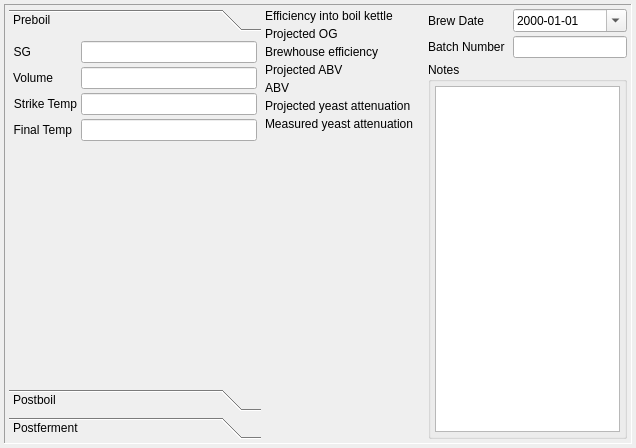
Brewken/brewken, file ui/brewLogWidget.ui: the form before one commit.
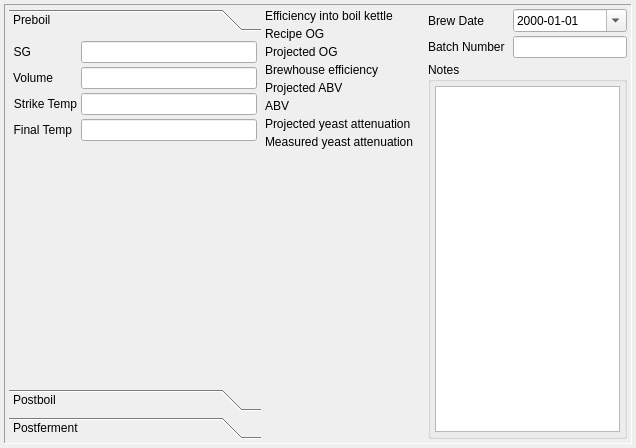
The form after the commit. Icons and pictures are not drawn. Custom widgets are drawn as their Qt base class.

Commit message: Merge Salt into Misc; Add water profiles to recipe; Initial support for DotBeer file format; Tidy up BrewLog

What changed in the file:
```diff
--- a/ui/brewLogWidget.ui
+++ b/ui/brewLogWidget.ui
@@ -397,28 +397,48 @@
                </property>
               </widget>
              </item>
-             <item row="1" column="0">
-              <widget class="SmartLabel" name="label_projectedOg">
+             <item row="2" column="0">
+              <widget class="SmartLabel" name="label_expectedOriginalGravity">
                <property name="contextMenuPolicy">
                 <enum>Qt::CustomContextMenu</enum>
                </property>
                <property name="statusTip">
-                <string>Expected OG, based on measured FG</string>
+                <string>Expected OG, based on recipe</string>
+               </property>
+               <property name="text">
+                <string>Recipe OG</string>
+               </property>
+              </widget>
+             </item>
+             <item row="2" column="1">
+              <widget class="SmartDigitWidget" name="lcdnumber_expectedOriginalGravity">
+               <property name="text">
+                <string/>
+               </property>
+              </widget>
+             </item>
+             <item row="4" column="0">
+              <widget class="SmartLabel" name="label_forecastOriginalGravity">
+               <property name="contextMenuPolicy">
+                <enum>Qt::CustomContextMenu</enum>
+               </property>
+               <property name="statusTip">
+                <string>Projected OG, based on measured pre-boil gravity</string>
                </property>
                <property name="text">
                 <string>Projected OG</string>
                </property>
               </widget>
              </item>
-             <item row="1" column="1">
-              <widget class="SmartDigitWidget" name="lcdnumber_projectedOG">
+             <item row="4" column="1">
+              <widget class="SmartDigitWidget" name="lcdnumber_forecastOriginalGravity">
                <property name="text">
                 <string/>
                </property>
               </widget>
              </item>
-             <item row="2" column="0">
-              <widget class="QLabel" name="label_brewHouseEff">
+             <item row="6" column="0">
+              <widget class="QLabel" name="label_computedEfficiency">
                <property name="statusTip">
                 <string>Brewhouse efficiency</string>
                </property>
@@ -427,15 +447,15 @@
                </property>
               </widget>
              </item>
-             <item row="2" column="1">
-              <widget class="SmartDigitWidget" name="lcdnumber_brewhouseEff">
+             <item row="6" column="1">
+              <widget class="SmartDigitWidget" name="lcdnumber_computedEfficiency">
                <property name="text">
                 <string/>
                </property>
               </widget>
              </item>
-             <item row="3" column="0">
-              <widget class="QLabel" name="label_projectedAbv">
+             <item row="8" column="0">
+              <widget class="QLabel" name="label_expectedAlcoholByVolume">
                <property name="statusTip">
                 <string>Expected ABV based on recipe OG</string>
                </property>
@@ -444,15 +464,15 @@
                </property>
               </widget>
              </item>
-             <item row="3" column="1">
-              <widget class="SmartDigitWidget" name="lcdnumber_projABV">
+             <item row="8" column="1">
+              <widget class="SmartDigitWidget" name="lcdnumber_expectedAlcoholByVolume">
                <property name="text">
                 <string/>
                </property>
               </widget>
              </item>
-             <item row="4" column="0">
-              <widget class="QLabel" name="label_Abv">
+             <item row="10" column="0">
+              <widget class="QLabel" name="label_computedAlcoholByVolume">
                <property name="statusTip">
                 <string>ABV based on user-reported FG</string>
                </property>
@@ -461,15 +481,15 @@
                </property>
               </widget>
              </item>
-             <item row="4" column="1">
-              <widget class="SmartDigitWidget" name="lcdnumber_abv">
+             <item row="10" column="1">
+              <widget class="SmartDigitWidget" name="lcdnumber_computedAlcoholByVolume">
                <property name="text">
                 <string/>
                </property>
               </widget>
              </item>
-             <item row="5" column="0">
-              <widget class="QLabel" name="label_yeastProjAtten">
+             <item row="12" column="0">
+              <widget class="QLabel" name="label_expectedAttenuation">
                <property name="statusTip">
                 <string>Yeast attenuation based on yeast specified in recipe</string>
                </property>
@@ -478,15 +498,15 @@
                </property>
               </widget>
              </item>
-             <item row="5" column="1">
-              <widget class="SmartDigitWidget" name="lcdnumber_projAtten">
+             <item row="12" column="1">
+              <widget class="SmartDigitWidget" name="lcdnumber_expectedAttenuation">
                <property name="text">
                 <string/>
                </property>
               </widget>
              </item>
-             <item row="6" column="0">
-              <widget class="QLabel" name="label_yeastAtten">
+             <item row="14" column="0">
+              <widget class="QLabel" name="label_computedAttenuation">
                <property name="statusTip">
                 <string>Yeast attentuation based on user-reported OG and FG</string>
                </property>
@@ -495,8 +515,8 @@
                </property>
               </widget>
              </item>
-             <item row="6" column="1">
-              <widget class="SmartDigitWidget" name="lcdnumber_atten">
+             <item row="14" column="1">
+              <widget class="SmartDigitWidget" name="lcdnumber_computedAttenuation">
                <property name="text">
                 <string/>
                </property>
```
Left out of the diff: 66 changed lines with no effect on the pictures. The commit also changes 226 other files.
